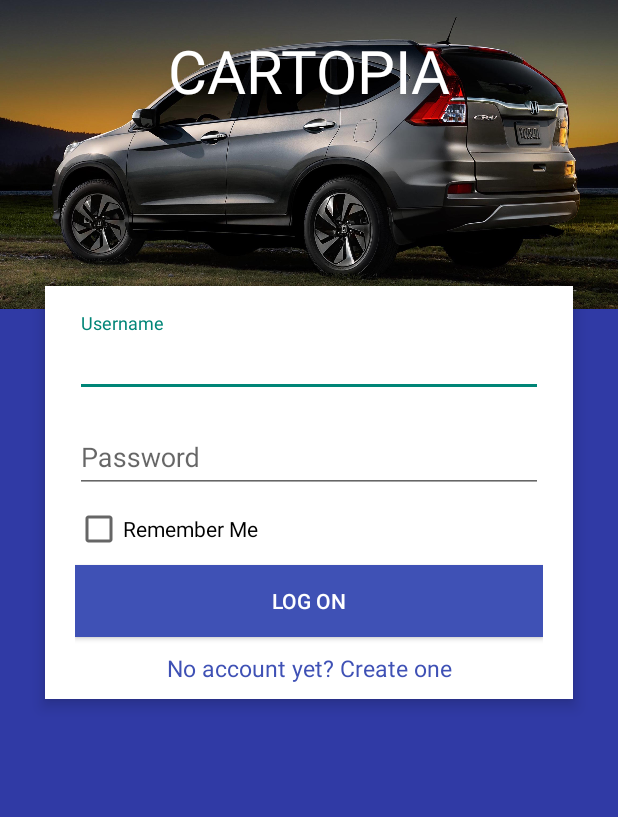
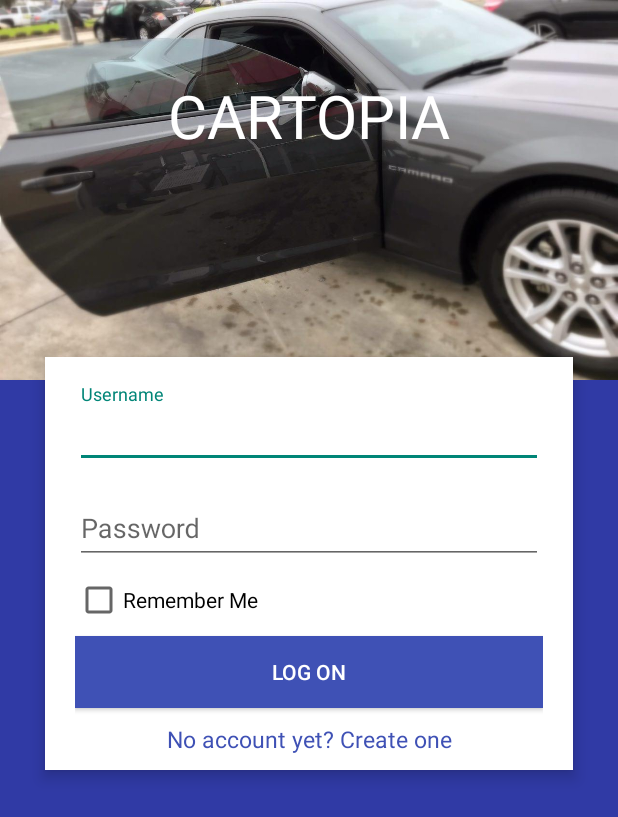
Before and after one commit to JolinZhang/Cartopia, an Android app: the screen it shows after launch (MainActivity), on a phone screen of 412 x 824 dp. Shown: the top 817 px of the screen. Run offline under Robolectric (Android 15) with nearby library versions, the phone set to English and light mode, and no system bars.

Commit message:
change banner pic

```diff
--- a/app/src/main/res/layout/activity_main.xml
+++ b/app/src/main/res/layout/activity_main.xml
@@ -16,7 +16,7 @@
         android:layout_alignParentTop="true"
         android:layout_alignParentLeft="true"
         android:layout_alignParentStart="true"
-        android:src="@drawable/banner_crv2dd"
+        android:src="@drawable/banner"
         android:adjustViewBounds="true"
         android:scaleType="fitCenter"
         android:gravity="center_vertical"/>
@@ -30,7 +30,7 @@
         android:textColor="#ffffff"
         android:textSize="40dp"
         android:gravity="center"
-        android:layout_marginTop="20dp"/>
+        android:layout_marginTop="50dp"/>
 
     <LinearLayout
         xmlns:android="http://schemas.android.com/apk/res/android"
```
Also changed, not shown: app/src/main/res/drawable/banner.jpg (added), 1 other file.
